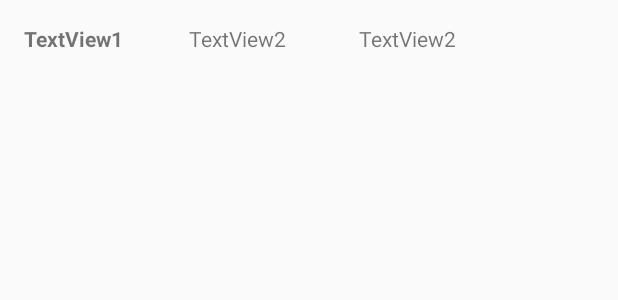
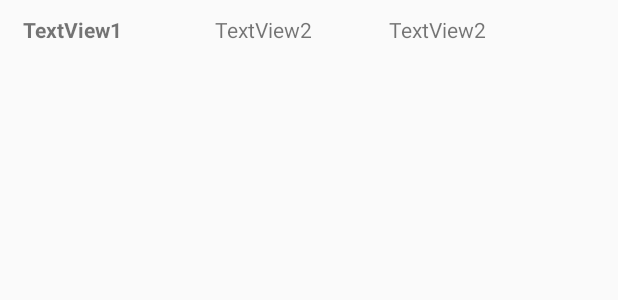
Before and after one commit to flexerblex/IDM, an Android app: the layout adapter_users.xml on its own in the app's theme, with its tools: preview values and no code run, on a phone screen of 412 x 824 dp. Shown: the top 300 px of the screen. Run offline under Robolectric (Android 15) with nearby library versions, the phone set to English and light mode, and no system bars; Roboto replaces fonts that are not available here.

Commit message:
fixed layout + userDetails Model

```diff
--- a/app/src/main/res/layout/adapter_users.xml
+++ b/app/src/main/res/layout/adapter_users.xml
@@ -9,7 +9,7 @@
 
     <LinearLayout
         android:layout_width="match_parent"
-        android:layout_height="75dp"
+        android:layout_height="50dp"
         android:orientation="vertical">
 
         <androidx.constraintlayout.widget.ConstraintLayout
@@ -21,27 +21,24 @@
 
             <TextView
                 android:id="@+id/lastName"
-                android:layout_width="wrap_content"
+                android:layout_width="100dp"
                 android:layout_height="20dp"
-                android:layout_marginEnd="8dp"
-                android:layout_marginBottom="8dp"
                 android:gravity="left"
                 android:maxLength="150"
                 android:text="TextView2"
                 app:layout_constraintBottom_toBottomOf="parent"
                 app:layout_constraintEnd_toEndOf="parent"
-                app:layout_constraintHorizontal_bias="0.61"
-                app:layout_constraintStart_toEndOf="@+id/userName"
+                app:layout_constraintHorizontal_bias="0.831"
+                app:layout_constraintStart_toStartOf="parent"
                 app:layout_constraintTop_toTopOf="parent"
-                app:layout_constraintVertical_bias="0.34" />
+                app:layout_constraintVertical_bias="0.333" />
 
             <TextView
                 android:id="@+id/userName"
-                android:layout_width="wrap_content"
+                android:layout_width="100dp"
                 android:layout_height="20dp"
                 android:layout_marginStart="8dp"
                 android:layout_marginEnd="8dp"
-                android:layout_marginBottom="8dp"
                 android:layout_weight="50"
                 android:gravity="left"
                 android:maxLength="15"
@@ -56,17 +53,15 @@
 
             <TextView
                 android:id="@+id/firstName"
-                android:layout_width="wrap_content"
+                android:layout_width="100dp"
                 android:layout_height="20dp"
-                android:layout_marginEnd="8dp"
-                android:layout_marginBottom="8dp"
                 android:gravity="left"
                 android:maxLength="150"
                 android:text="TextView2"
                 app:layout_constraintBottom_toBottomOf="parent"
                 app:layout_constraintEnd_toEndOf="parent"
-                app:layout_constraintHorizontal_bias="0.169"
-                app:layout_constraintStart_toEndOf="@+id/userName"
+                app:layout_constraintHorizontal_bias="0.46"
+                app:layout_constraintStart_toStartOf="parent"
                 app:layout_constraintTop_toTopOf="parent"
                 app:layout_constraintVertical_bias="0.34" />
 
```
Also changed, not shown: app/src/main/java/idm/idm/UsersActivity.java (+15 -1 lines), app/src/main/java/idm/idm/model/User.java (+25 -0 lines).
